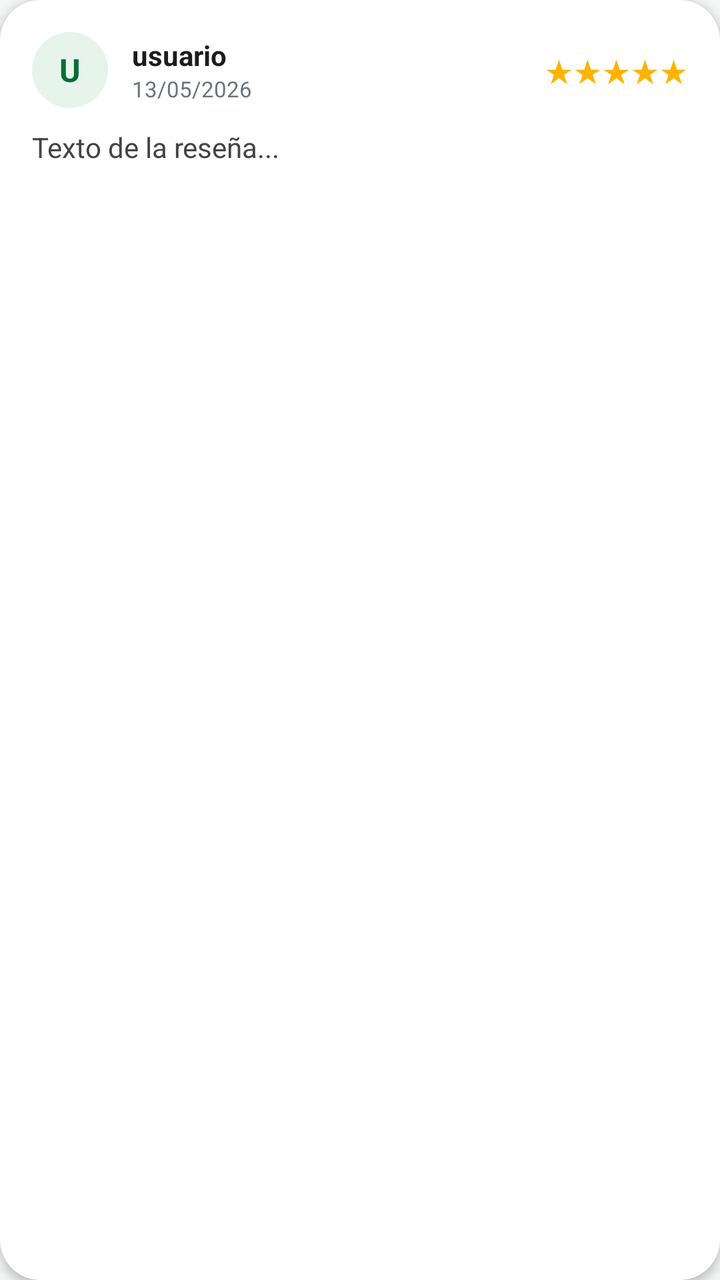
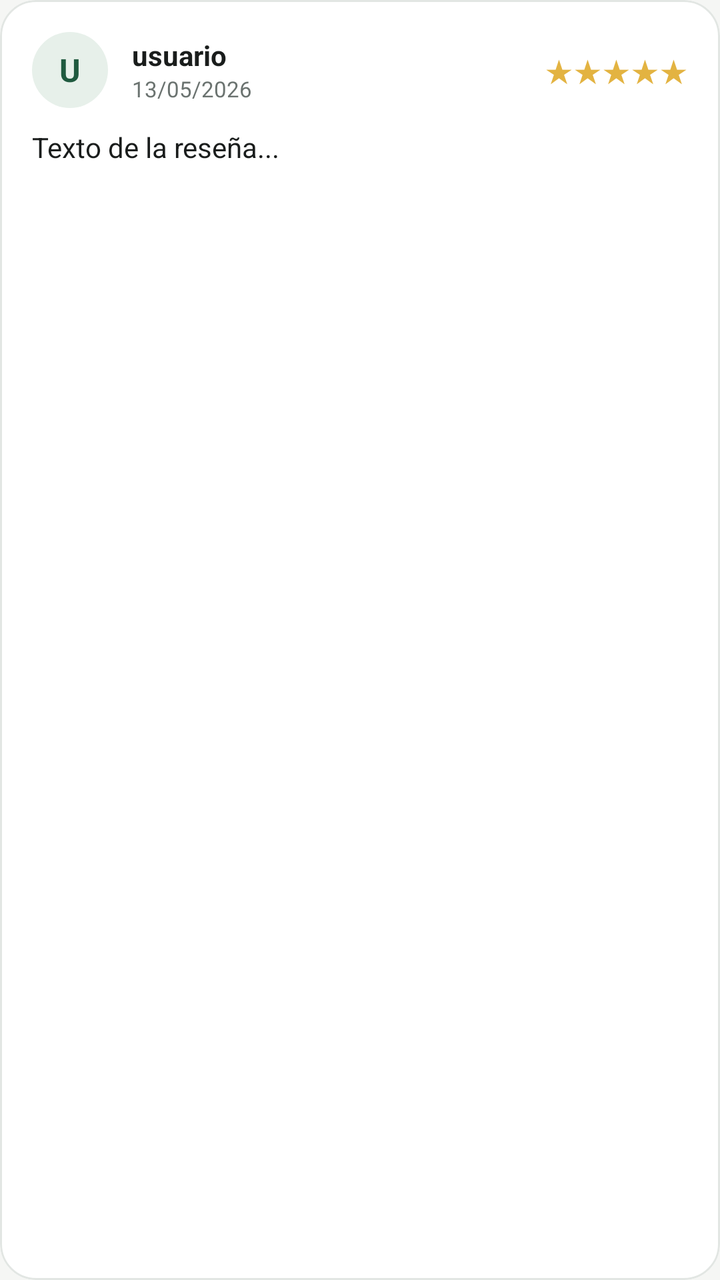

The first picture is an Android layout as it rendered before a commit; the second is the same layout after the commit. The layout source and the unified diff follow.
<!-- AndroidManifest.xml: application theme Theme.RunGuide -->
<!-- res/layout/item_resena.xml -->
<?xml version="1.0" encoding="utf-8"?>
<com.google.android.material.card.MaterialCardView
    xmlns:android="http://schemas.android.com/apk/res/android"
    xmlns:app="http://schemas.android.com/apk/res-auto"
    android:layout_width="match_parent"
    android:layout_height="wrap_content"
    android:layout_marginStart="16dp"
    android:layout_marginEnd="16dp"
    android:layout_marginTop="6dp"
    android:layout_marginBottom="6dp"
    app:cardBackgroundColor="#FFFFFF"
    app:cardCornerRadius="20dp"
    app:cardElevation="3dp"
    app:strokeWidth="0dp">

    <LinearLayout
        android:layout_width="match_parent"
        android:layout_height="wrap_content"
        android:orientation="vertical"
        android:padding="16dp">

        
        <LinearLayout
            android:layout_width="match_parent"
            android:layout_height="wrap_content"
            android:orientation="horizontal"
            android:gravity="center_vertical"
            android:layout_marginBottom="10dp">

            <TextView
                android:id="@+id/tvAvatar"
                android:layout_width="38dp"
                android:layout_height="38dp"
                android:gravity="center"
                android:text="U"
                android:textSize="16sp"
                android:textStyle="bold"
                android:textColor="@color/verde_oscuro"
                android:background="@drawable/bg_circulo"
                android:backgroundTint="@color/verde_claro"
                android:layout_marginEnd="12dp" />

            <LinearLayout
                android:layout_width="0dp"
                android:layout_weight="1"
                android:layout_height="wrap_content"
                android:orientation="vertical">

                <TextView
                    android:id="@+id/tvUsuarioResena"
                    android:layout_width="wrap_content"
                    android:layout_height="wrap_content"
                    android:text="usuario"
                    android:textSize="14sp"
                    android:textStyle="bold"
                    android:textColor="@color/texto_principal" />

                <TextView
                    android:id="@+id/tvFechaResena"
                    android:layout_width="wrap_content"
                    android:layout_height="wrap_content"
                    android:text="13/05/2026"
                    android:textSize="11sp"
                    android:textColor="@color/texto_secundario" />

            </LinearLayout>

            <TextView
                android:id="@+id/tvEstrellas"
                android:layout_width="wrap_content"
                android:layout_height="wrap_content"
                android:text="★★★★★"
                android:textSize="16sp"
                android:textColor="@color/estrella" />

            
            <TextView
                android:id="@+id/btnMenuResena"
                android:layout_width="36dp"
                android:layout_height="36dp"
                android:gravity="center"
                android:text="⋮"
                android:textSize="22sp"
                android:textStyle="bold"
                android:textColor="@color/texto_secundario"
                android:visibility="gone" />

        </LinearLayout>

        
        <TextView
            android:id="@+id/tvTextoResena"
            android:layout_width="match_parent"
            android:layout_height="wrap_content"
            android:text="Texto de la reseña..."
            android:textSize="14sp"
            android:textColor="#444444"
            android:lineSpacingExtra="3dp" />

        
        <ImageView
            android:id="@+id/imgResena"
            android:layout_width="match_parent"
            android:layout_height="160dp"
            android:scaleType="centerCrop"
            android:visibility="gone"
            android:layout_marginTop="10dp" />

    </LinearLayout>

</com.google.android.material.card.MaterialCardView>
<!-- resources referenced by this layout -->
<resources>
  <color name="estrella">#FFB300</color>
  <color name="texto_principal">#1C1C1C</color>
  <color name="texto_secundario">#6B7280</color>
  <color name="verde_claro">#E6F4EC</color>
  <color name="verde_oscuro">#0A6B37</color>
  <!-- drawable bg_circulo (drawable) -->
  <?xml version="1.0" encoding="utf-8"?>
  <shape xmlns:android="http://schemas.android.com/apk/res/android" android:shape="oval">
      <solid android:color="#FFFFFF" />
  </shape>
  <style name="Theme.RunGuide" parent="Base.Theme.RunGuide" />
  <style name="Base.Theme.RunGuide" parent="Theme.Material3.Light.NoActionBar">
          <item name="colorPrimary">@color/verde_primario</item>
          <item name="colorOnPrimary">@color/white</item>
          <item name="colorPrimaryContainer">@color/verde_claro</item>
          <item name="colorOnPrimaryContainer">@color/verde_oscuro</item>
          <item name="android:colorBackground">@color/fondo_app</item>
          <item name="android:statusBarColor">@color/verde_primario</item>
          <item name="shapeAppearanceSmallComponent">@style/ShapeAppearance.RunGuide.Small</item>
          <item name="shapeAppearanceMediumComponent">@style/ShapeAppearance.RunGuide.Medium</item>
      </style>
  <color name="verde_primario">#0C8F48</color>
  <color name="white">#FFFFFFFF</color>
  <color name="fondo_app">#F4F7F5</color>
  <style name="ShapeAppearance.RunGuide.Small" parent="ShapeAppearance.Material3.SmallComponent">
          <item name="cornerFamily">rounded</item>
          <item name="cornerSize">14dp</item>
      </style>
  <style name="ShapeAppearance.RunGuide.Medium" parent="ShapeAppearance.Material3.MediumComponent">
          <item name="cornerFamily">rounded</item>
          <item name="cornerSize">22dp</item>
      </style>
</resources>

<!-- the commit's change to res/layout/item_resena.xml (unified diff, before → after) -->
@@ -9,9 +9,10 @@
     android:layout_marginTop="6dp"
     android:layout_marginBottom="6dp"
     app:cardBackgroundColor="#FFFFFF"
-    app:cardCornerRadius="20dp"
-    app:cardElevation="3dp"
-    app:strokeWidth="0dp">
+    app:cardCornerRadius="18dp"
+    app:cardElevation="0dp"
+    app:strokeWidth="1dp"
+    app:strokeColor="@color/borde">
 
     <LinearLayout
         android:layout_width="match_parent"
@@ -94,7 +95,7 @@
             android:layout_height="wrap_content"
             android:text="Texto de la reseña..."
             android:textSize="14sp"
-            android:textColor="#444444"
+            android:textColor="@color/texto_principal"
             android:lineSpacingExtra="3dp" />
 
         
<!-- resource entries referenced after the edit -->
@@ -1,10 +1,11 @@
 <!-- resources referenced by this layout -->
 <resources>
-  <color name="estrella">#FFB300</color>
-  <color name="texto_principal">#1C1C1C</color>
-  <color name="texto_secundario">#6B7280</color>
-  <color name="verde_claro">#E6F4EC</color>
-  <color name="verde_oscuro">#0A6B37</color>
+  <color name="borde">#E2E6E3</color>
+  <color name="estrella">#E3B341</color>
+  <color name="texto_principal">#1A1D1C</color>
+  <color name="texto_secundario">#6B7370</color>
+  <color name="verde_claro">#E7F0EA</color>
+  <color name="verde_oscuro">#1F5A3F</color>
   <!-- drawable bg_circulo (drawable) -->
   <?xml version="1.0" encoding="utf-8"?>
   <shape xmlns:android="http://schemas.android.com/apk/res/android" android:shape="oval">
@@ -16,21 +17,39 @@
           <item name="colorOnPrimary">@color/white</item>
           <item name="colorPrimaryContainer">@color/verde_claro</item>
           <item name="colorOnPrimaryContainer">@color/verde_oscuro</item>
+          <item name="colorSecondary">@color/amarillo</item>
+          <item name="colorOnSecondary">@color/negro_carbon</item>
+          <item name="colorSecondaryContainer">@color/amarillo_claro</item>
+          <item name="colorOnSecondaryContainer">@color/amarillo_texto</item>
+          <item name="colorOutline">@color/borde</item>
           <item name="android:colorBackground">@color/fondo_app</item>
-          <item name="android:statusBarColor">@color/verde_primario</item>
+          <item name="android:statusBarColor">@color/negro_carbon</item>
+          <item name="android:windowLightStatusBar">false</item>
+          <item name="materialButtonStyle">@style/Widget.RunGuide.Button</item>
           <item name="shapeAppearanceSmallComponent">@style/ShapeAppearance.RunGuide.Small</item>
           <item name="shapeAppearanceMediumComponent">@style/ShapeAppearance.RunGuide.Medium</item>
       </style>
-  <color name="verde_primario">#0C8F48</color>
+  <color name="verde_primario">#2F7D57</color>
   <color name="white">#FFFFFFFF</color>
-  <color name="fondo_app">#F4F7F5</color>
+  <color name="amarillo">#E8B93C</color>
+  <color name="negro_carbon">#171B1A</color>
+  <color name="amarillo_claro">#FAF1D6</color>
+  <color name="amarillo_texto">#6B5200</color>
+  <color name="fondo_app">#F5F6F4</color>
+  <style name="Widget.RunGuide.Button" parent="Widget.Material3.Button">
+          <item name="cornerRadius">12dp</item>
+          <item name="android:textAllCaps">false</item>
+          <item name="android:letterSpacing">0</item>
+          <item name="android:textSize">14sp</item>
+          <item name="android:stateListAnimator">@null</item>
+      </style>
   <style name="ShapeAppearance.RunGuide.Small" parent="ShapeAppearance.Material3.SmallComponent">
           <item name="cornerFamily">rounded</item>
-          <item name="cornerSize">14dp</item>
+          <item name="cornerSize">12dp</item>
       </style>
   <style name="ShapeAppearance.RunGuide.Medium" parent="ShapeAppearance.Material3.MediumComponent">
           <item name="cornerFamily">rounded</item>
-          <item name="cornerSize">22dp</item>
+          <item name="cornerSize">18dp</item>
       </style>
 </resources>
 
